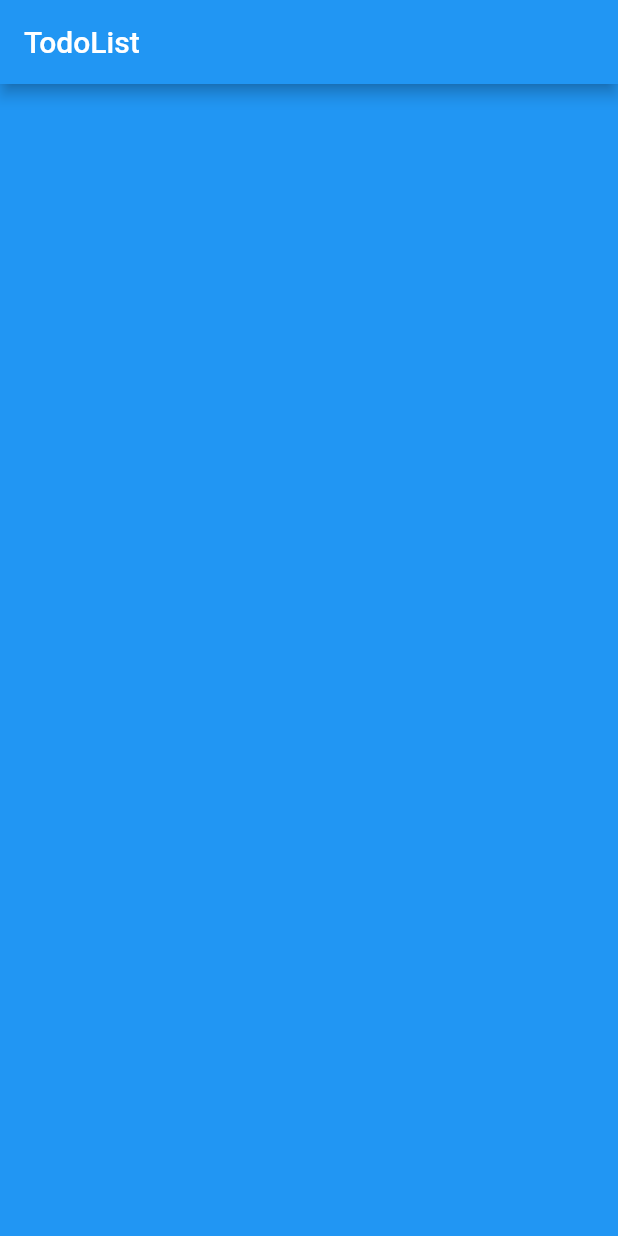
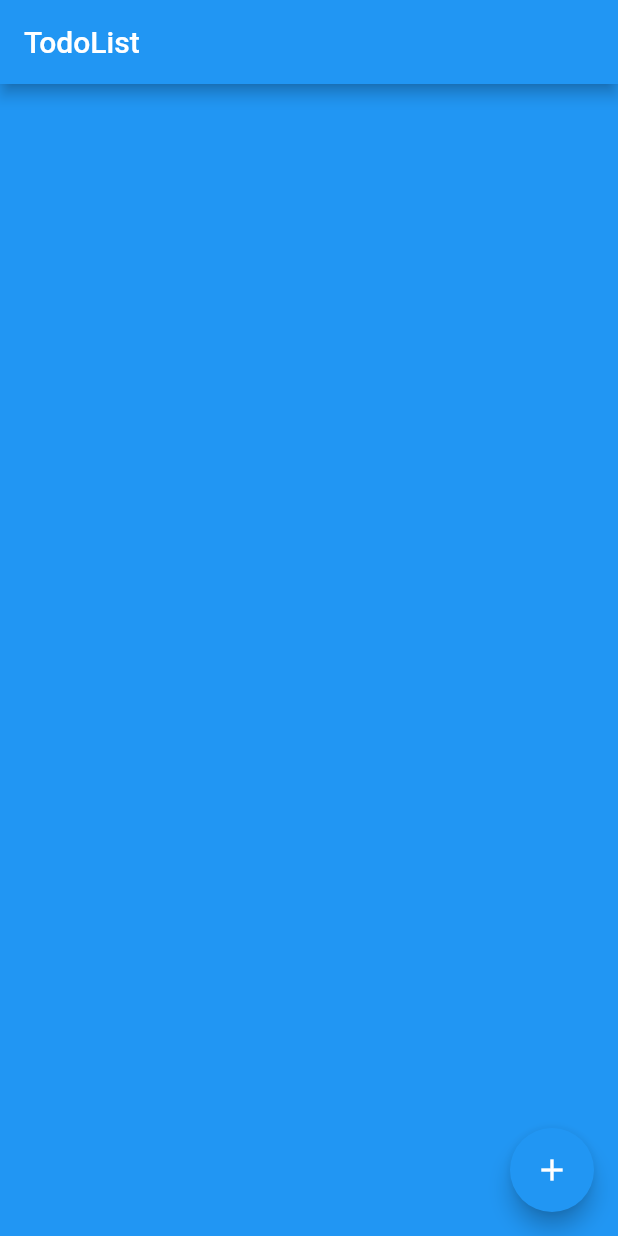
Before and after one commit to cbdorado/TodoList, a Flutter app: the screen it shows after launch, on a phone screen of 412 x 824 dp. Run offline on Flutter 3.47's test engine with Material 2 defaults, Android fonts, the phone set to English and light mode, and no system bars.

Commit message:
added home screen and FAB

```diff
--- a/todo_list/lib/app.dart
+++ b/todo_list/lib/app.dart
@@ -5,11 +5,17 @@ class MyApp extends StatelessWidget {
   @override
   Widget build(BuildContext context) {
     return MaterialApp(
-      title: 'Flutter Demo',
+      title: 'TodoList',
       theme: ThemeData(
         primarySwatch: Colors.blue,
       ),
       home: Scaffold(
+        floatingActionButton: FloatingActionButton(
+          onPressed: () {},
+          child: Icon(
+            Icons.add,
+          ),
+        ),
         appBar: AppBar(
           title: Text('TodoList'),
         ),
```
